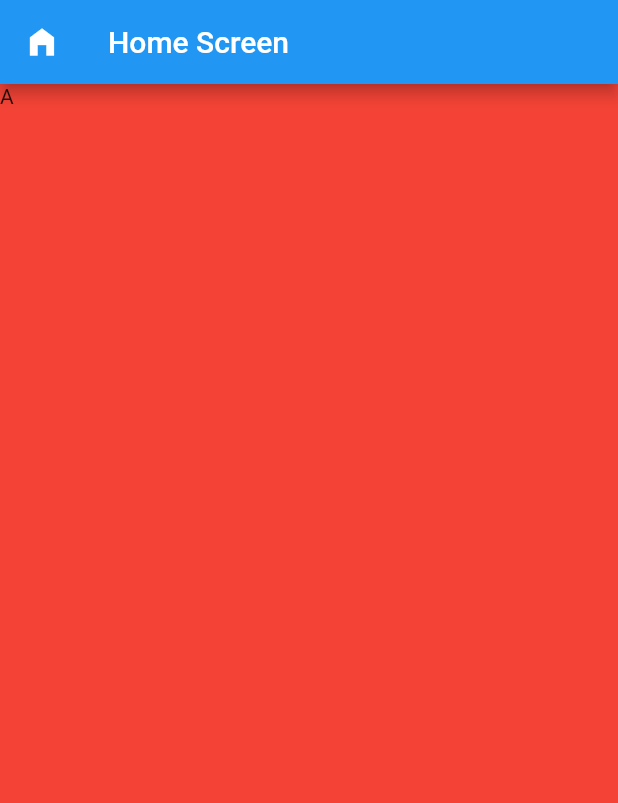
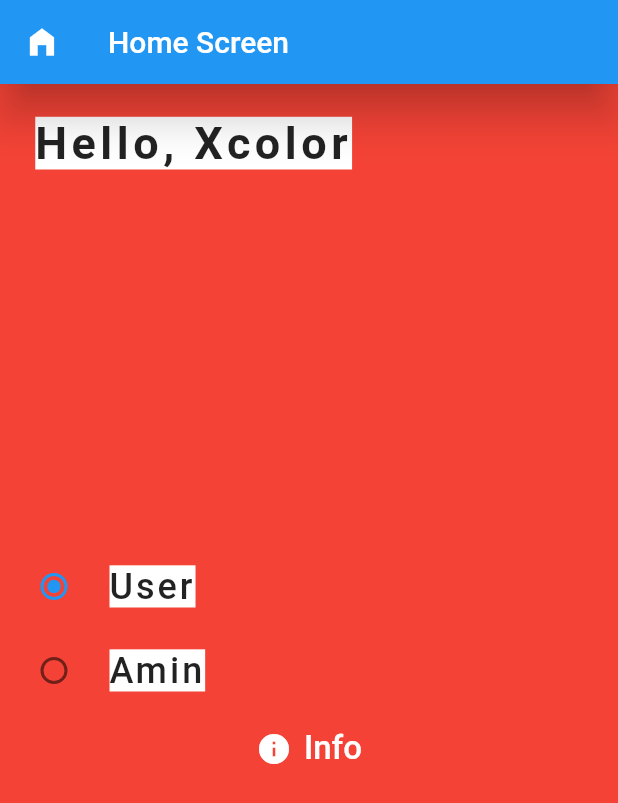
Before and after one commit to RolaLah/PartnerLap, a Flutter app: the _Home screen opened directly, on a phone screen of 412 x 824 dp. Shown: the top 803 px of the screen. Run offline on Flutter 3.47's test engine with Material 2 defaults, Android fonts, the phone set to English and light mode, and no system bars; our stand-ins replace cloud_firestore, firebase_core; missing offline and left inert: firebase_authentication; accounts and stored records are empty.

Commit message:
Update home.dart

```diff
--- a/our_lap/lib/home.dart
+++ b/our_lap/lib/home.dart
@@ -1,3 +1,5 @@
+// ignore_for_file: prefer_const_constructors
+
 import 'package:flutter/material.dart';
 
 class Home extends StatelessWidget {
@@ -5,7 +7,7 @@ class Home extends StatelessWidget {
 
   @override
   Widget build(BuildContext context) {
-    return _Home();
+    return const _Home();
   }
 }
 
@@ -17,21 +19,79 @@ class _Home extends StatefulWidget {
 }
 
 class __HomeState extends State<_Home> {
+  // String? role; // no radio button will be selected
+  String role = "user"; // to set default value
+
   @override
   Widget build(BuildContext context) {
     return Scaffold(
       backgroundColor: Colors.red,
       appBar: AppBar(
+        elevation: 12,
         leading: const Icon(Icons.home_filled),
         title: const Text("Home Screen"),
       ),
       body: SafeArea(
-        //   child: Positioned(
-        // bottom: 1,
-        // left: 1,
-        child: Text("A"),
+        child: ListView(
+          children: [
+            Padding(
+              padding: EdgeInsets.only(left: 22, top: 22),
+              child: Text(
+                "Hello, Xcolor",
+                style: TextStyle(
+                  fontSize: 30,
+                  fontWeight: FontWeight.bold,
+                  backgroundColor: Colors.white,
+                  letterSpacing: 3,
+                ),
+              ),
+            ),
+            Padding(padding: EdgeInsets.only(top: 250)),
+            RadioListTile(
+              title: Text("User", style: radioTextStyle),
+              value: "user",
+              groupValue: role,
+              onChanged: (value) {
+                setState(() {
+                  role = value.toString();
+                });
+              },
+            ),
+            RadioListTile(
+              title: Text("Amin", style: radioTextStyle),
+              value: "admin",
+              groupValue: role,
+              onChanged: (value) {
+                setState(() {
+                  role = value.toString();
+                });
+              },
+            ),
+            TextButton.icon(
+              icon: Icon(
+                Icons.info,
+                color: Colors.white,
+              ),
+              label: Text(
+                "Info",
+                style: TextStyle(
+                  fontSize: 22,
+                  color: Colors.white,
+                ),
+              ),
+              onPressed: () {
+                debugPrint("infoBtn Preesed");
+              },
+            )
+          ],
+        ),
       ),
-      // ),
     );
   }
 }
+
+TextStyle radioTextStyle = TextStyle(
+    fontSize: 24,
+    letterSpacing: 2,
+    backgroundColor: Colors.white,
+    fontWeight: FontWeight.w500);
```
